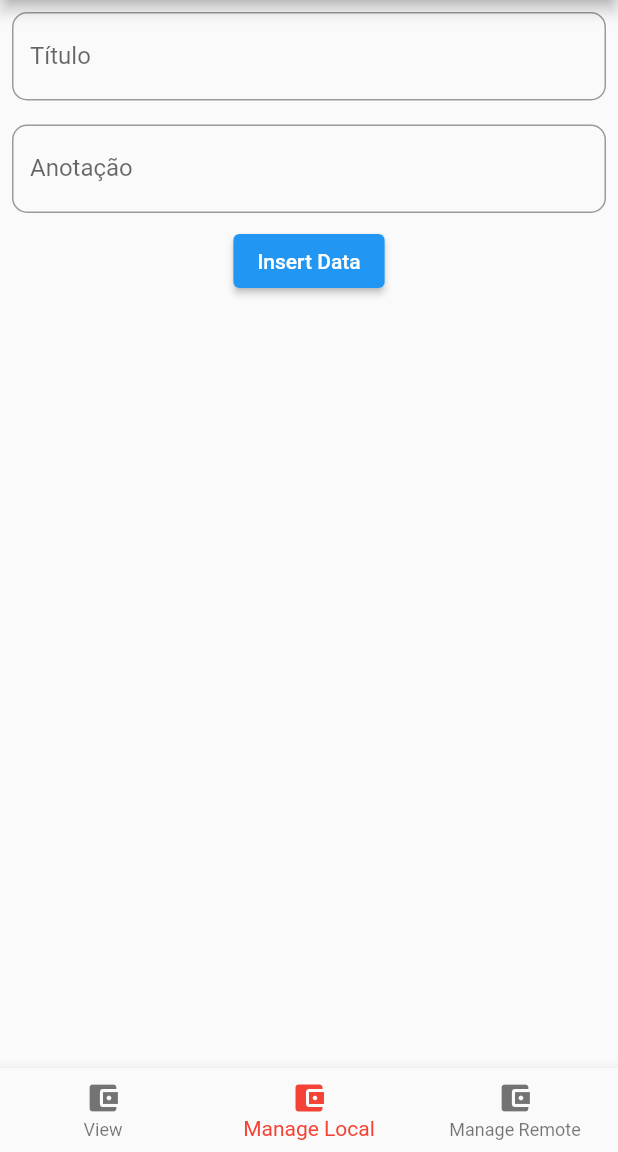
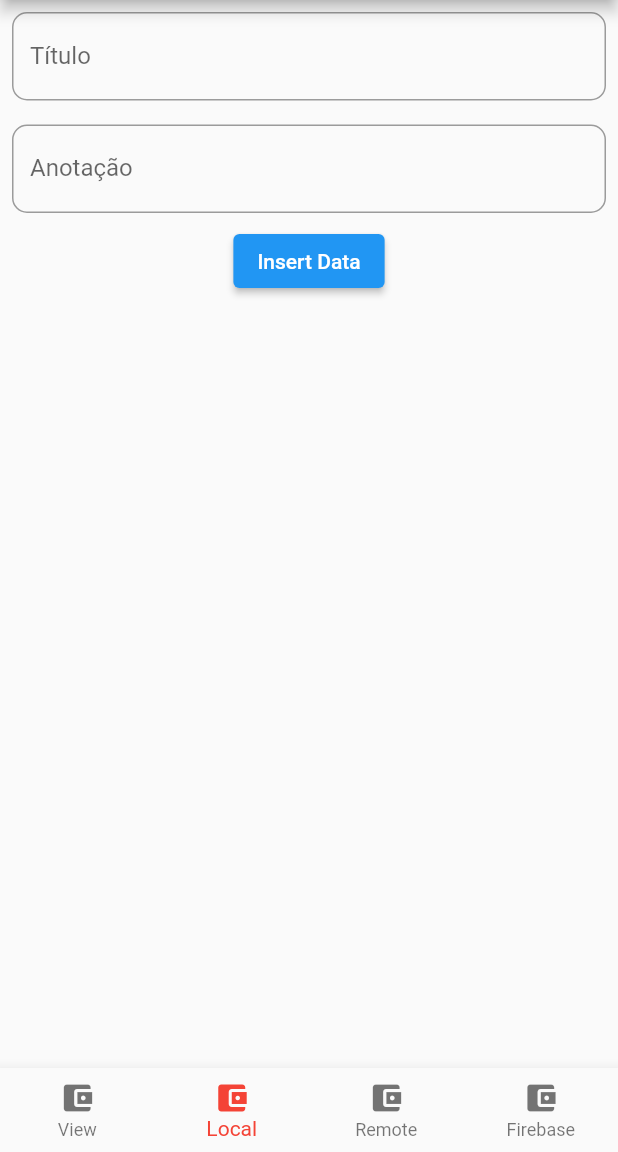
Before and after one commit to ulissesdias/si700-2021-1st-bloc-frontend-backend, a Flutter app: the screen it shows once a user with an empty profile is signed in, item 2 of the bottom bar chosen, on a phone screen of 412 x 824 dp, the part 84-1236 px from its top. Run offline on Flutter 3.47's test engine with Material 2 defaults, Android fonts, the light colour scheme and no system bars; our stand-ins replace bloc, cloud_firestore, dio, firebase_auth, firebase_core, flutter_bloc and 2 more; accounts and stored records are empty; network calls fail.

Commit message:
Concluída a integração com o Firebase Firestore

```diff
--- a/lib/auth_provider/firebase_auth.dart
+++ b/lib/auth_provider/firebase_auth.dart
@@ -1,3 +1,4 @@
+import 'package:aula09_2021/data/firebase/firebase_database.dart';
 import 'package:aula09_2021/model/user.dart';
 import 'package:firebase_auth/firebase_auth.dart';
 
@@ -28,10 +29,14 @@ class FirebaseAuthenticationService {
     return UserModel(user.uid);
   }
 
-  createUserWithEmailAndPassword({String email, String password}) async {
+  createUserWithEmailAndPassword(
+      {String email, String password, int idade = 21}) async {
     UserCredential authResult = await _firebaseAuth
         .createUserWithEmailAndPassword(email: email, password: password);
     User user = authResult.user;
+
+    // Invocação ao Firestore para inserir o usuário.
+    FirebaseRemoteServer.helper.includeUserData(user.uid, email, idade);
     return UserModel(user.uid);
   }
 
--- a/lib/data/firebase/firebase_database.dart
+++ b/lib/data/firebase/firebase_database.dart
@@ -8,6 +8,10 @@ class FirebaseRemoteServer {
 
   final CollectionReference noteCollection =
       FirebaseFirestore.instance.collection("notes");
+
+  includeUserData(String uid, String email, int idade) async {
+    await noteCollection.doc(uid).set({"email": email, "idade": idade});
+  }
 
   List _noteListFromSnapshot(QuerySnapshot snapshot) {
     List<Note> noteList = [];
--- a/lib/model/note.dart
+++ b/lib/model/note.dart
@@ -37,7 +37,7 @@ class Note {
   }
 
   set dataLocation(int newLocation) {
-    if (newLocation > 0 && newLocation < 3) {
+    if (newLocation >= 0 && newLocation < 3) {
       this._dataLocation = newLocation;
     }
   }
--- a/lib/view/notes/my_app_screen.dart
+++ b/lib/view/notes/my_app_screen.dart
@@ -1,6 +1,7 @@
 import 'package:aula09_2021/logic/manage_auth/auth_bloc.dart';
 import 'package:aula09_2021/logic/manage_auth/auth_event.dart';
 import 'package:aula09_2021/logic/manage_db/manage_db_state.dart';
+import 'package:aula09_2021/logic/manage_db/manage_firebase_db_bloc.dart';
 import 'package:aula09_2021/logic/manage_db/manage_local_db_bloc.dart';
 import 'package:aula09_2021/logic/manage_db/manage_remote_db_bloc.dart';
 import 'package:aula09_2021/logic/monitor_db/monitor_db_bloc.dart';
@@ -20,7 +21,8 @@ class _MyAppState extends State<MyApp> {
   var _pages = [
     NoteList(),
     NotesEntry<ManageLocalBloc>(),
-    NotesEntry<ManageRemoteBloc>()
+    NotesEntry<ManageRemoteBloc>(),
+    NotesEntry<ManageFirebaseBloc>()
   ];
 
   @override
@@ -29,7 +31,8 @@ class _MyAppState extends State<MyApp> {
       providers: [
         BlocProvider(create: (_) => MonitorBloc()),
         BlocProvider(create: (_) => ManageLocalBloc()),
-        BlocProvider(create: (_) => ManageRemoteBloc())
+        BlocProvider(create: (_) => ManageRemoteBloc()),
+        BlocProvider(create: (_) => ManageFirebaseBloc())
       ],
       child: BlocListener<ManageLocalBloc, ManageState>(
         listener: (context, state) {
@@ -47,18 +50,29 @@ class _MyAppState extends State<MyApp> {
               });
             }
           },
+          child: BlocListener<ManageFirebaseBloc, ManageState>(
+            listener: (context, state) {
+              if (state is UpdateState) {
+                setState(() {
+                  _currentPage = 3;
+                });
+              }
+            },
             child: Scaffold(
               body: _pages[_currentPage],
               bottomNavigationBar: BottomNavigationBar(
+                type: BottomNavigationBarType.fixed,
                 items: [
                   BottomNavigationBarItem(
                       icon: Icon(Icons.account_balance_wallet), label: "View"),
                   BottomNavigationBarItem(
-                    icon: Icon(Icons.account_balance_wallet),
-                    label: "Manage Local"),
+                      icon: Icon(Icons.account_balance_wallet), label: "Local"),
                   BottomNavigationBarItem(
                       icon: Icon(Icons.account_balance_wallet),
-                    label: "Manage Remote"),
+                      label: "Remote"),
+                  BottomNavigationBarItem(
+                      icon: Icon(Icons.account_balance_wallet),
+                      label: "Firebase"),
                 ],
                 currentIndex: _currentPage,
                 onTap: (int novoIndex) {
@@ -83,6 +97,7 @@ class _MyAppState extends State<MyApp> {
             ),
           ),
         ),
+      ),
     );
   }
 }
```
Also changed, not shown: lib/view/notes/note_list.dart (+8 -0 lines). Lines whose indentation alone changed are shown as unchanged.
